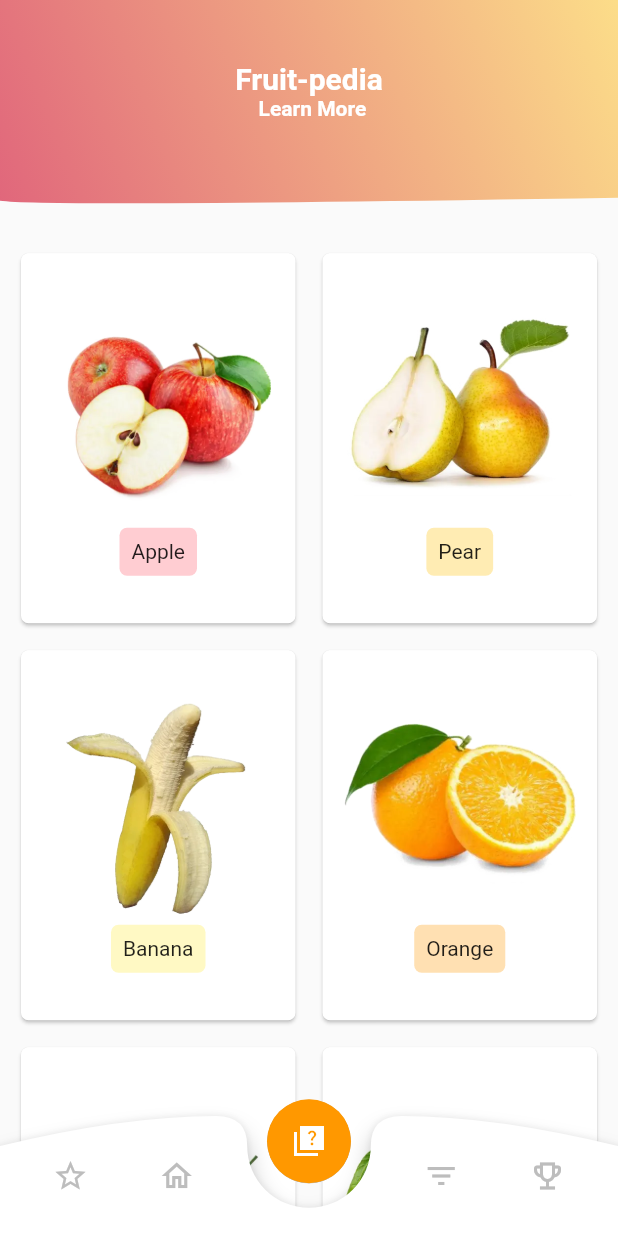
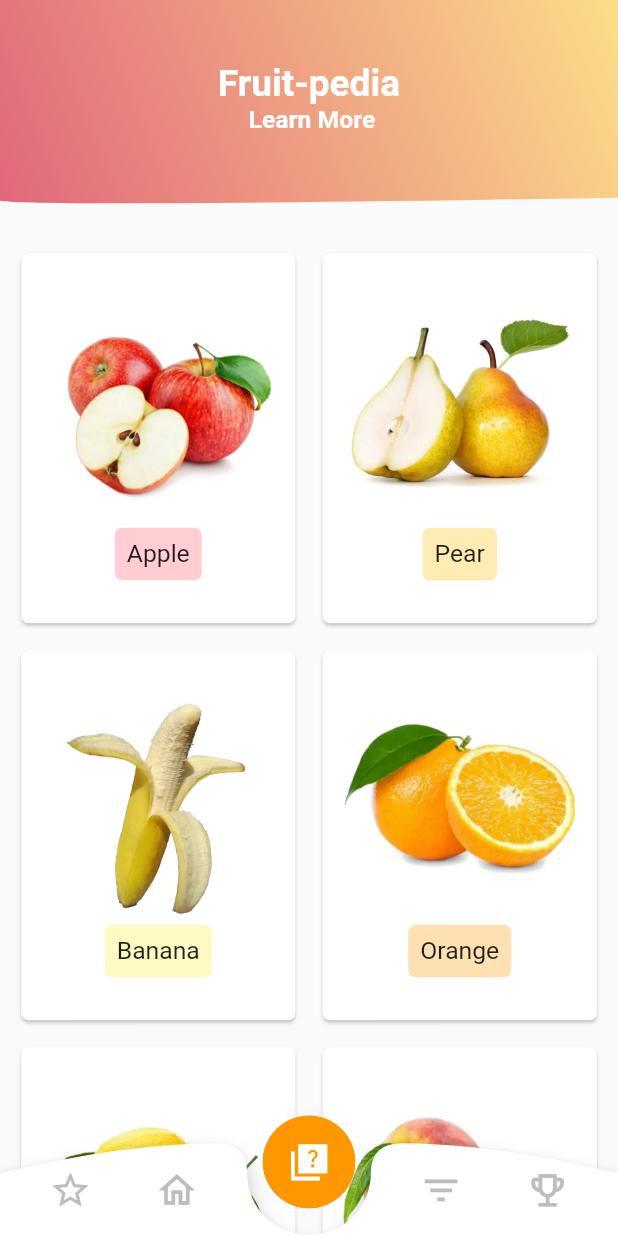
Before and after one commit to sanjuhs/fruitEncyclopedia, a Flutter app: the screen it shows after launch, on a phone screen of 412 x 824 dp. Run offline on Flutter 3.47's test engine with Material 2 defaults, Android fonts, the phone set to English and light mode, and no system bars; our stand-ins replace google_fonts, shared_preferences; missing offline and left inert: flutter_whatsapp_stickers.

Commit message:
ipad reisizing half done

```diff
--- a/lib/screens/lv2_favourites.dart
+++ b/lib/screens/lv2_favourites.dart
@@ -70,6 +70,8 @@ class _Lv2FavouritesScreenState extends State<Lv2FavouritesScreen>  with SingleT
     var favouriteFruits = Provider.of<Favourites>(context);
     // var favouriteFruitsList = favouriteFruits.favouriteFruitsListProvider;
 
+    var size = MediaQuery.of(context).size;
+
     var favouriteFruitsList = [];
 
     var fruitsData = Provider.of<FruitsInfo>(context);
@@ -140,10 +142,10 @@ class _Lv2FavouritesScreenState extends State<Lv2FavouritesScreen>  with SingleT
               padding: EdgeInsets.only(bottom: 100),
               children: [
                 Container(
-                  padding: EdgeInsets.only(left: 40, top: 40, bottom: 20),
+                  padding: EdgeInsets.only(left: 0.05*size.width, top: 0.05*size.width, bottom: 0.05*size.width),
                   child: Text(
                     'Favourites',
-                    style: TextStyle(fontSize: 32, fontWeight: FontWeight.bold),
+                    style: TextStyle(fontSize: 0.07*size.width, fontWeight: FontWeight.bold),
                   ),
                 ),
                 GridView.builder(
--- a/lib/screens/lvl1_gridScreenLanding.dart
+++ b/lib/screens/lvl1_gridScreenLanding.dart
@@ -80,7 +80,7 @@ class _lvl1GridScreenLandingState extends State<lvl1GridScreenLanding>
             "Fruit-pedia",
             textAlign: TextAlign.start,
             style: TextStyle(
-                fontSize: 20, color: Colors.white, fontWeight: FontWeight.bold),
+                fontSize: 0.06*size.width, color: Colors.white, fontWeight: FontWeight.bold),
           ),
           Padding(
             padding: const EdgeInsets.only(left: 8.0),
@@ -88,7 +88,7 @@ class _lvl1GridScreenLandingState extends State<lvl1GridScreenLanding>
               "Learn More ",
               textAlign: TextAlign.start,
               style: TextStyle(
-                  fontSize: 14,
+                  fontSize: 0.04*size.width,
                   color: Colors.white,
                   fontWeight: FontWeight.bold),
             ),
--- a/lib/widgets/lv1_5_navigationBar.dart
+++ b/lib/widgets/lv1_5_navigationBar.dart
@@ -15,19 +15,25 @@ class BottomNavbar extends StatelessWidget {
     final Size size = MediaQuery.of(context).size;
     return Container(
       width: size.width,
-        height: 80,
+      height: 0.15 * size.width,
       child: Stack(
         overflow: Overflow.visible,
         children: [
           CustomPaint(
-              size: Size(size.width, 80),
+            size: Size(size.width, 0.15 * size.width),
             painter: BNBCustomPainter(),
           ),
           Center(
-              heightFactor: 0.6,
+            heightFactor: 0.4,
+            child: Container(
+              width: 0.3*size.width,
+              height: 0.3*size.height,
               child: FloatingActionButton(
                   backgroundColor: Colors.orange,
-                  child: Icon(Icons.quiz_sharp),
+                  child: Icon(
+                    Icons.quiz_sharp,
+                    size: 0.07 * size.width,
+                  ),
                   elevation: 0.1,
                   onPressed: () {
                     Navigator.pushReplacement(
@@ -37,6 +43,7 @@ class BottomNavbar extends StatelessWidget {
                       ),
                     );
                   }),
+            ),
           ),
           Container(
             width: size.width,
@@ -48,6 +55,7 @@ class BottomNavbar extends StatelessWidget {
                   icon: Icon(
                     Icons.star_border_outlined,
                     color: Colors.grey.shade400,
+                    size: 0.07 * size.width,
                   ),
                   onPressed: () {
                     Navigator.pushReplacement(
@@ -63,6 +71,7 @@ class BottomNavbar extends StatelessWidget {
                   icon: Icon(
                     Icons.home_outlined,
                     color: Colors.grey.shade400,
+                    size: 0.07 * size.width,
                   ),
                   onPressed: () {
                     Navigator.pushReplacement(
@@ -71,7 +80,8 @@ class BottomNavbar extends StatelessWidget {
                         builder: (context) => lvl1GridScreenLanding(),
                       ),
                     );
-                      },),
+                  },
+                ),
                 Container(
                   width: size.width * 0.20,
                 ),
@@ -79,6 +89,7 @@ class BottomNavbar extends StatelessWidget {
                     icon: Icon(
                       Icons.filter_list_outlined,
                       color: Colors.grey.shade400,
+                      size: 0.07 * size.width,
                     ),
                     onPressed: () {
                       this.showDialogBox();
@@ -87,6 +98,7 @@ class BottomNavbar extends StatelessWidget {
                     icon: Icon(
                       Icons.emoji_events_outlined,
                       color: Colors.grey.shade400,
+                      size: 0.07 * size.width,
                     ),
                     onPressed: () {
                       Navigator.pushReplacement(
--- a/lib/widgets/lvl1_5_gridCard.dart
+++ b/lib/widgets/lvl1_5_gridCard.dart
@@ -1,5 +1,6 @@
 import 'package:flutter/material.dart';
 import 'package:myapp8_fruit_encyclopedia/screens/lvl2_fruitDetailScreen.dart';
+
 class GridCard extends StatefulWidget {
   //const GridCard({ Key? key }) : super(key: key);
 
@@ -7,7 +8,7 @@ class GridCard extends StatefulWidget {
   final String imgUrl;
   final String index;
   final Color color1;
-  GridCard(  this.titlee , this.imgUrl , this.index ,this.color1);
+  GridCard(this.titlee, this.imgUrl, this.index, this.color1);
 
   @override
   _GridCardState createState() => _GridCardState();
@@ -15,31 +16,51 @@ class GridCard extends StatefulWidget {
 
 class _GridCardState extends State<GridCard> {
   @override
-
   Widget build(BuildContext context) {
     return Card(
         //color: Colors.yellow[100],
-      shape: RoundedRectangleBorder(
-        borderRadius: BorderRadius.circular(5)
-      ),
+        shape: RoundedRectangleBorder(borderRadius: BorderRadius.circular(5)),
         child: InkWell(
           child: Column(
             children: [
-            SizedBox(height: 20,),
+              SizedBox(
+                height: 20,
+              ),
               Row(children: [
-              SizedBox(width: 10,),
-              Expanded( child: Image.asset( 'assets/images/'+widget.imgUrl , fit: BoxFit.cover,) ,),
-              SizedBox(width: 10,) ,
+                SizedBox(
+                  width: 10,
+                ),
+                Expanded(
+                  child: Image.asset(
+                    'assets/images/' + widget.imgUrl,
+                    fit: BoxFit.cover,
+                  ),
+                ),
+                SizedBox(
+                  width: 10,
+                ),
               ]),
-            Container(child: Padding(
+              Container(
+                child: Padding(
                   padding: const EdgeInsets.all(8.0),
-              child: Text(widget.titlee),
-            ) , decoration: BoxDecoration(color: widget.color1 , borderRadius: BorderRadius.circular(5)),),
+                  child: Text(
+                    widget.titlee,
+                    style: TextStyle(
+                        fontSize: 0.04 * MediaQuery.of(context).size.width),
+                  ),
+                ),
+                decoration: BoxDecoration(
+                    color: widget.color1,
+                    borderRadius: BorderRadius.circular(5)),
+              ),
             ],
           ),
-        onTap: (){
+          onTap: () {
             //Navigator.of(context).push( (context) => lvl2_fruitData)
-          Navigator.push(context, MaterialPageRoute(builder: (context)=> Lv2FruitDetails( widget.index )));
+            Navigator.push(
+                context,
+                MaterialPageRoute(
+                    builder: (context) => Lv2FruitDetails(widget.index)));
           },
         )
 
@@ -53,7 +74,6 @@ class _GridCardState extends State<GridCard> {
         //   )
         // ),
 
-
         );
   }
 }
```
Also changed, not shown: lib/screens/lvl2_fruitDetailScreen.dart (+19 -8 lines), lib/widgets/lv1_5_FilterDialog.dart (+37 -12 lines). Lines whose indentation alone changed are shown as unchanged.
